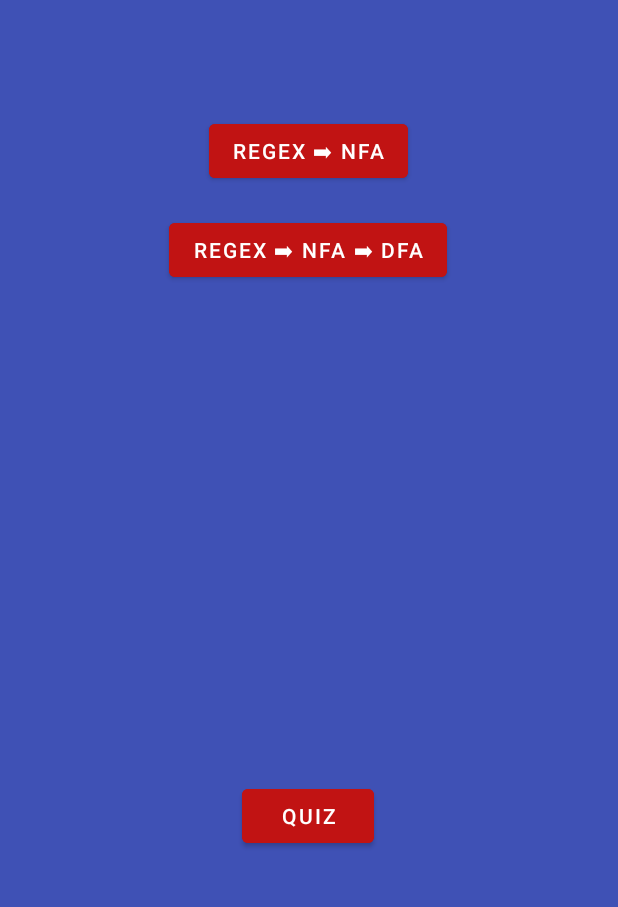
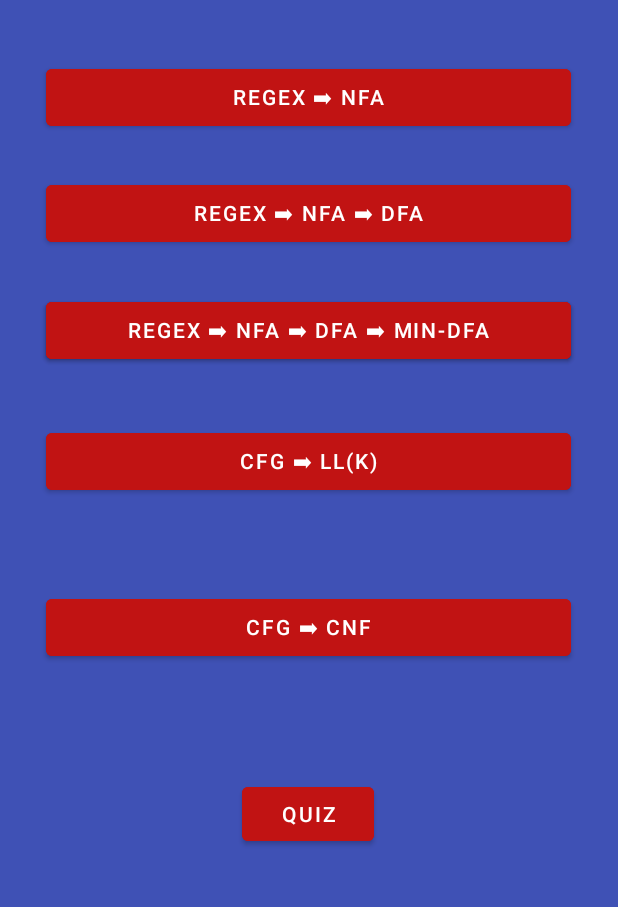
Before and after one commit to clutzyninja/DFA_game, an Android app: the screen it shows after launch (MainActivity), on a phone screen of 412 x 824 dp, the part 301-1208 px from its top. Run offline under Robolectric (Android 15) with nearby library versions, the phone set to English and light mode, and no system bars.

Commit message:
All the convert button added
Signed-off-by: Masrik <dahirma@vcu.edu>

```diff
--- a/app/src/main/res/layout/activity_main.xml
+++ b/app/src/main/res/layout/activity_main.xml
@@ -9,19 +9,74 @@
 
     <Button
         android:id="@+id/regex2nfa2"
-        android:layout_width="wrap_content"
-        android:layout_height="wrap_content"
-        android:layout_marginStart="32dp"
-        android:layout_marginEnd="32dp"
+        android:layout_width="350dp"
+        android:layout_height="50dp"
         android:backgroundTint="#C11313"
         android:text="Regex ➡ NFA ➡ DFA"
         android:visibility="visible"
         app:layout_constraintBottom_toBottomOf="parent"
         app:layout_constraintEnd_toEndOf="parent"
-        app:layout_constraintHorizontal_bias="0.497"
+        app:layout_constraintHorizontal_bias="0.491"
         app:layout_constraintStart_toStartOf="parent"
         app:layout_constraintTop_toBottomOf="@+id/regex2nfa"
-        app:layout_constraintVertical_bias="0.04" />
+        app:layout_constraintVertical_bias="0.057" />
+
+    <Button
+        android:id="@+id/min_dfa"
+        android:layout_width="350dp"
+        android:layout_height="50dp"
+        android:backgroundTint="#C11313"
+        android:text="Regex ➡ NFA ➡ DFA ➡ Min-DFA"
+        android:visibility="visible"
+        app:layout_constraintBottom_toBottomOf="parent"
+        app:layout_constraintEnd_toEndOf="parent"
+        app:layout_constraintHorizontal_bias="0.491"
+        app:layout_constraintStart_toStartOf="parent"
+        app:layout_constraintTop_toBottomOf="@+id/regex2nfa2"
+        app:layout_constraintVertical_bias="0.069" />
+
+    <Button
+        android:id="@+id/min_dfa4"
+        android:layout_width="350dp"
+        android:layout_height="50dp"
+        android:backgroundTint="#C11313"
+        android:text="Regex ➡ NFA ➡ DFA ➡ Min-DFA"
+        android:visibility="visible"
+        app:layout_constraintBottom_toBottomOf="parent"
+        app:layout_constraintEnd_toEndOf="parent"
+        app:layout_constraintHorizontal_bias="0.491"
+        app:layout_constraintStart_toStartOf="parent"
+        app:layout_constraintTop_toBottomOf="@+id/regex2nfa2"
+        app:layout_constraintVertical_bias="0.069" />
+
+    <Button
+        android:id="@+id/cfg2ll"
+        android:layout_width="350dp"
+        android:layout_height="50dp"
+        android:backgroundTint="#C11313"
+        android:text="CFG ➡ LL(k)"
+        android:visibility="visible"
+        app:layout_constraintBottom_toBottomOf="parent"
+        app:layout_constraintEnd_toEndOf="parent"
+        app:layout_constraintHorizontal_bias="0.491"
+        app:layout_constraintStart_toStartOf="parent"
+        app:layout_constraintTop_toBottomOf="@+id/regex2nfa2"
+        app:layout_constraintVertical_bias="0.284" />
+
+    <Button
+        android:id="@+id/cfg2cnf"
+        android:layout_width="350dp"
+        android:layout_height="50dp"
+        android:layout_marginBottom="172dp"
+        android:backgroundTint="#C11313"
+        android:text="CFG ➡ CNF"
+        android:visibility="visible"
+        app:layout_constraintBottom_toBottomOf="parent"
+        app:layout_constraintEnd_toEndOf="parent"
+        app:layout_constraintHorizontal_bias="0.491"
+        app:layout_constraintStart_toStartOf="parent"
+        app:layout_constraintTop_toBottomOf="@+id/cfg2ll"
+        app:layout_constraintVertical_bias="0.88" />
 
     <Button
         android:id="@+id/start"
@@ -29,6 +84,7 @@
         android:layout_height="wrap_content"
         android:layout_marginStart="32dp"
         android:layout_marginEnd="32dp"
+        android:layout_marginBottom="40dp"
         android:backgroundTint="#C11313"
         android:text="Quiz"
         android:visibility="visible"
@@ -36,24 +92,22 @@
         app:layout_constraintEnd_toEndOf="parent"
         app:layout_constraintHorizontal_bias="0.498"
         app:layout_constraintStart_toStartOf="parent"
-        app:layout_constraintTop_toTopOf="parent"
-        app:layout_constraintVertical_bias="0.929" />
+        app:layout_constraintTop_toBottomOf="@+id/cfg2cnf"
+        app:layout_constraintVertical_bias="0.821" />
 
     <Button
         android:id="@+id/regex2nfa"
-        android:layout_width="wrap_content"
-        android:layout_height="wrap_content"
-        android:layout_marginStart="32dp"
-        android:layout_marginEnd="32dp"
+        android:layout_width="350dp"
+        android:layout_height="50dp"
         android:backgroundTint="#C11313"
         android:text="Regex ➡ NFA"
         android:visibility="visible"
         app:layout_constraintBottom_toBottomOf="parent"
         app:layout_constraintEnd_toEndOf="parent"
-        app:layout_constraintHorizontal_bias="0.498"
+        app:layout_constraintHorizontal_bias="0.491"
         app:layout_constraintStart_toStartOf="parent"
         app:layout_constraintTop_toTopOf="parent"
-        app:layout_constraintVertical_bias="0.357" />
+        app:layout_constraintVertical_bias="0.311" />
 
     <ImageView
         android:id="@+id/imageView4"
```
